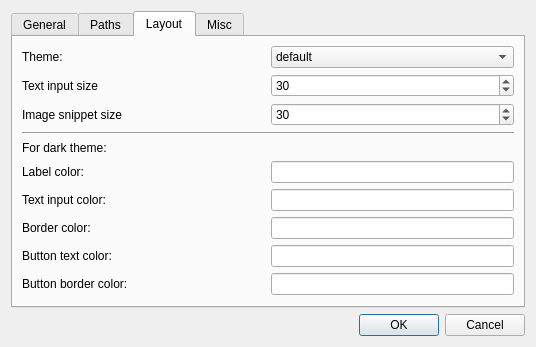
Above: settingsUI.ui from seeebek/EliteOCR before the change. Below: the same form after it.
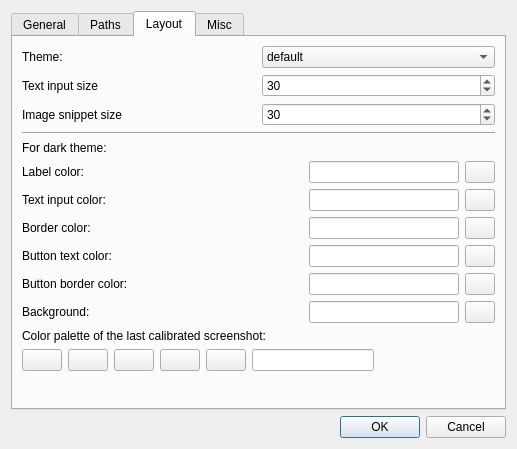
That is the form after the change. The open tabs and pages were chosen to show the change. Icons and pictures are not drawn.

Diff of the .ui file:
```diff
--- a/settingsUI.ui
+++ b/settingsUI.ui
@@ -10,7 +10,7 @@
     <x>0</x>
     <y>0</y>
     <width>517</width>
-    <height>344</height>
+    <height>449</height>
    </rect>
   </property>
   <property name="windowTitle">
@@ -41,7 +41,23 @@
           </widget>
          </item>
          <item>
-          <widget class="QComboBox" name="ui_language"/>
+          <widget class="QComboBox" name="ui_language">
+           <item>
+            <property name="text">
+             <string>en</string>
+            </property>
+           </item>
+           <item>
+            <property name="text">
+             <string>de</string>
+            </property>
+           </item>
+           <item>
+            <property name="text">
+             <string>fr</string>
+            </property>
+           </item>
+          </widget>
          </item>
          <item>
           <widget class="QLabel" name="label_6">
@@ -81,6 +97,21 @@
            <property name="enabled">
             <bool>true</bool>
            </property>
+           <item>
+            <property name="text">
+             <string>eng</string>
+            </property>
+           </item>
+           <item>
+            <property name="text">
+             <string>deu</string>
+            </property>
+           </item>
+           <item>
+            <property name="text">
+             <string>fra</string>
+            </property>
+           </item>
           </widget>
          </item>
          <item>
@@ -381,6 +412,25 @@
              <verstretch>0</verstretch>
             </sizepolicy>
            </property>
+           <property name="maximumSize">
+            <size>
+             <width>150</width>
+             <height>16777215</height>
+            </size>
+           </property>
+          </widget>
+         </item>
+         <item>
+          <widget class="QPushButton" name="label_color_button">
+           <property name="maximumSize">
+            <size>
+             <width>30</width>
+             <height>16777215</height>
+            </size>
+           </property>
+           <property name="text">
+            <string/>
+           </property>
           </widget>
          </item>
         </layout>
@@ -402,6 +452,25 @@
              <verstretch>0</verstretch>
             </sizepolicy>
            </property>
+           <property name="maximumSize">
+            <size>
+             <width>150</width>
+             <height>16777215</height>
+            </size>
+           </property>
+          </widget>
+         </item>
+         <item>
+          <widget class="QPushButton" name="input_color_button">
+           <property name="maximumSize">
+            <size>
+             <width>30</width>
+             <height>16777215</height>
+            </size>
+           </property>
+           <property name="text">
+            <string/>
+           </property>
           </widget>
          </item>
         </layout>
@@ -423,6 +492,25 @@
              <verstretch>0</verstretch>
             </sizepolicy>
            </property>
+           <property name="maximumSize">
+            <size>
+             <width>150</width>
+             <height>16777215</height>
+            </size>
+           </property>
+          </widget>
+         </item>
+         <item>
+          <widget class="QPushButton" name="border_color_button">
+           <property name="maximumSize">
+            <size>
+             <width>30</width>
+             <height>16777215</height>
+            </size>
+           </property>
+           <property name="text">
+            <string/>
+           </property>
           </widget>
          </item>
         </layout>
@@ -444,6 +532,25 @@
              <verstretch>0</verstretch>
             </sizepolicy>
            </property>
+           <property name="maximumSize">
+            <size>
+             <width>150</width>
+             <height>16777215</height>
+            </size>
+           </property>
+          </widget>
+         </item>
+         <item>
+          <widget class="QPushButton" name="button_color_button">
+           <property name="maximumSize">
+            <size>
+             <width>30</width>
+             <height>16777215</height>
+            </size>
+           </property>
+           <property name="text">
+            <string/>
+           </property>
           </widget>
          </item>
         </layout>
@@ -465,7 +572,122 @@
              <verstretch>0</verstretch>
             </sizepolicy>
            </property>
+           <property name="maximumSize">
+            <size>
+             <width>150</width>
+             <height>16777215</height>
+            </size>
+           </property>
           </widget>
+         </item>
+         <item>
+          <widget class="QPushButton" name="button_border_color_button">
+           <property name="maximumSize">
+            <size>
+             <width>30</width>
+             <height>16777215</height>
+            </size>
+           </property>
+           <property name="text">
+            <string/>
+           </property>
+          </widget>
+         </item>
+        </layout>
+       </item>
+       <item>
+        <layout class="QHBoxLayout" name="horizontalLayout_13">
+         <item>
+          <widget class="QLabel" name="label_16">
+           <property name="text">
+            <string>Background:</string>
+           </property>
+          </widget>
+         </item>
+         <item>
+          <widget class="QLineEdit" name="background_color">
+           <property name="maximumSize">
+            <size>
+             <width>150</width>
+             <height>16777215</height>
+            </size>
+           </property>
+          </widget>
+         </item>
+         <item>
+          <widget class="QPushButton" name="background_color_button">
+           <property name="maximumSize">
+            <size>
+             <width>30</width>
+             <height>16777215</height>
+            </size>
+           </property>
+           <property name="text">
+            <string/>
+           </property>
+          </widget>
+         </item>
+        </layout>
+       </item>
+       <item>
+        <widget class="QLabel" name="label_17">
+         <property name="text">
+          <string>Color palette of the last calibrated screenshot:</string>
+         </property>
+        </widget>
+       </item>
+       <item>
+        <layout class="QHBoxLayout" name="horizontalLayout_14">
+         <item>
+          <widget class="QPushButton" name="b1">
+           <property name="text">
+            <string/>
+           </property>
+          </widget>
+         </item>
+         <item>
+          <widget class="QPushButton" name="b2">
+           <property name="text">
+            <string/>
+           </property>
+          </widget>
+         </item>
+         <item>
+          <widget class="QPushButton" name="b3">
+           <property name="text">
+            <string/>
+           </property>
+          </widget>
+         </item>
+         <item>
+          <widget class="QPushButton" name="b4">
+           <property name="text">
+            <string/>
+           </property>
+          </widget>
+         </item>
+         <item>
+          <widget class="QPushButton" name="b5">
+           <property name="text">
+            <string/>
+           </property>
+          </widget>
+         </item>
+         <item>
+          <widget class="QLineEdit" name="clicked_color"/>
+         </item>
+         <item>
+          <spacer name="horizontalSpacer_3">
+           <property name="orientation">
+            <enum>Qt::Horizontal</enum>
+           </property>
+           <property name="sizeHint" stdset="0">
+            <size>
+             <width>40</width>
+             <height>20</height>
+            </size>
+           </property>
+          </spacer>
          </item>
         </layout>
        </item>
@@ -505,6 +727,9 @@
        </item>
        <item>
         <widget class="QCheckBox" name="create_nn_images">
+         <property name="enabled">
+          <bool>false</bool>
+         </property>
          <property name="text">
           <string>Save images for machine learning (not used currently)</string>
          </property>
```
